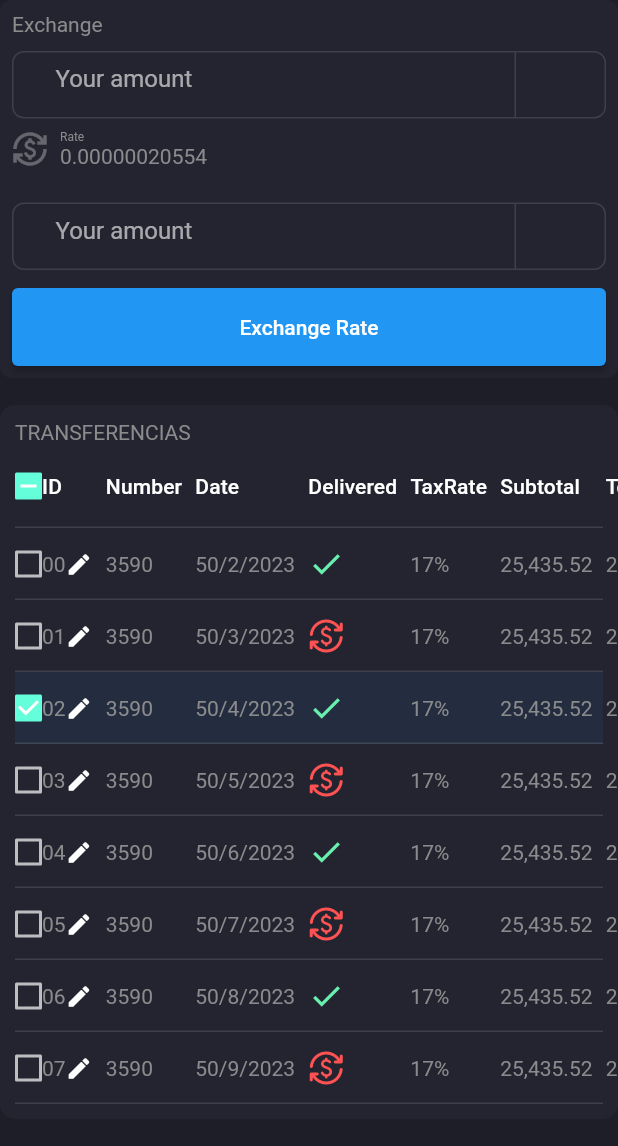
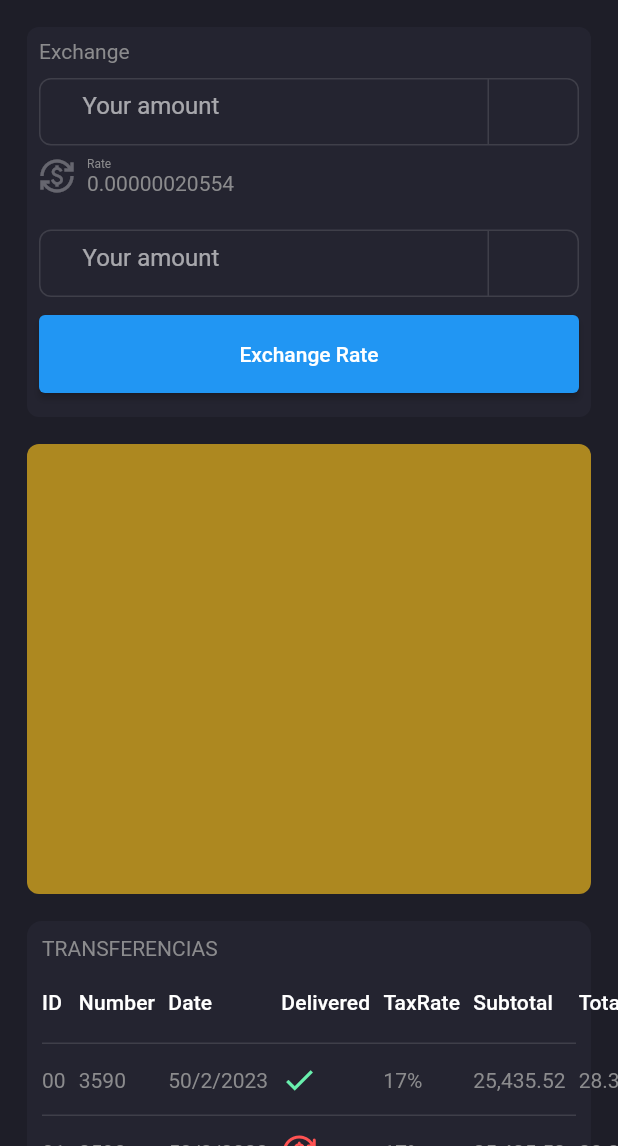
Before and after one commit to saidino84/moz888bet, a Flutter app: the screen it shows after launch, on a phone screen of 412 x 824 dp, the part 90-1236 px from its top. Run offline on Flutter 3.47's test engine with Material 2 defaults, Android fonts, the phone set to English and light mode, and no system bars; our stand-ins replace flutter_svg.

Commit message:
Responsive Layout Sucessfull suported

```diff
--- a/lib/app/ui/responsive/mobile_layout.dart
+++ b/lib/app/ui/responsive/mobile_layout.dart
@@ -0,0 +1,41 @@
+import 'package:flutter/material.dart';
+import 'package:moz888bet/app/ui/wallet/boxes/balancestatus/balancete.dart';
+import 'package:moz888bet/app/ui/wallet/boxes/exchange/exchangeui.dart';
+
+import '../wallet/components.dart';
+
+class MobileLayout extends StatelessWidget {
+  const MobileLayout({Key? key}) : super(key: key);
+
+  @override
+  Widget build(BuildContext context) {
+    Size size = MediaQuery.of(context).size;
+    return Scaffold(
+      body: Container(
+        child: SingleChildScrollView(
+          child: Column(
+            children: [
+              WalletAppBar(size),
+              Padding(
+                padding: const EdgeInsets.all(18.0),
+                child: Column(
+                  children: [
+                    ExchangeUi(),
+                    SizedBox(
+                      height: 18,
+                    ),
+                    BalanceStatus(),
+                    SizedBox(
+                      height: 18,
+                    ),
+                    TransfersUi()
+                  ],
+                ),
+              )
+            ],
+          ),
+        ),
+      ),
+    );
+  }
+}
--- a/lib/app/ui/wallet/boxes/balancestatus/balancete.dart
+++ b/lib/app/ui/wallet/boxes/balancestatus/balancete.dart
@@ -9,8 +9,12 @@ class BalanceStatus extends StatelessWidget {
   @override
   Widget build(BuildContext context) {
     return Container(
+      // height: 250,
+      constraints: BoxConstraints(maxHeight: 300, minHeight: 260),
+      // width: double.infinity,
       decoration: BoxDecoration(
-          color: WalletPalet.secondary, borderRadius: BorderRadius.circular(8)),
+          color: WalletPalet.yellowdown,
+          borderRadius: BorderRadius.circular(8)),
     );
   }
 }
--- a/lib/app/ui/wallet/boxes/exchange/exchangeui.dart
+++ b/lib/app/ui/wallet/boxes/exchange/exchangeui.dart
@@ -11,6 +11,7 @@ class ExchangeUi extends StatelessWidget {
   @override
   Widget build(BuildContext context) {
     return Container(
+      constraints: BoxConstraints(maxHeight: 260, minHeight: 200),
       padding: EdgeInsets.all(8),
       decoration: BoxDecoration(
           color: WalletPalet.secondary, borderRadius: BorderRadius.circular(8)),
--- a/lib/app/ui/wallet/boxes/transfers.dart
+++ b/lib/app/ui/wallet/boxes/transfers.dart
@@ -41,12 +41,12 @@ class TransfersUi extends StatelessWidget {
                 rows: List.generate(
                     8,
                     (index) => DataRow(
-                            selected: index == 2 ? true : false,
-                            onSelectChanged: (e) {
-                              print('Selected');
-                            },
+                            // selected: index == 2 ? true : false,
+                            // onSelectChanged: (e) {
+                            //   print('Selected');
+                            // },
                             cells: [
-                              DataCell(showEditIcon: true, Text('0$index')),
+                              DataCell(Text('0$index')),
                               DataCell(Text('${Random(4523).nextInt(7502)}')),
                               DataCell(Text(
                                   '${DateTime.now().day + Random(1).nextInt(30)}/${DateTime.now().month + index}/2023')),
--- a/lib/app/ui/wallet/wallet.dart
+++ b/lib/app/ui/wallet/wallet.dart
@@ -1,8 +1,4 @@
-import 'dart:math';
-
 import 'package:flutter/material.dart';
-import 'package:moz888bet/app/ui/responsive/responsive.dart';
-
 import 'components.dart';
 
 class WalletPage extends StatelessWidget {
@@ -13,20 +9,15 @@ class WalletPage extends StatelessWidget {
     Size size = MediaQuery.of(context).size;
     return Scaffold(
       body: Container(
-        // width: 100,
-
-        margin: !ResponsiveLayout.isMobile(context)
-            ? EdgeInsets.only(left: 35, top: 20)
-            : null,
+        margin: EdgeInsets.only(left: 35, top: 20),
         child: Row(
           crossAxisAlignment: CrossAxisAlignment.start,
           mainAxisAlignment: MainAxisAlignment.start,
           children: [
-            if (!ResponsiveLayout.isMobile(context))
-              Expanded(
-                flex: 2,
-                child: SideMenu(),
-              ),
+            Expanded(
+              flex: 2,
+              child: SideMenu(),
+            ),
             Expanded(
               flex: 7,
               child: Column(
--- a/lib/app/ui/wallet/wallet_toolbar/wallet_tolbar.dart
+++ b/lib/app/ui/wallet/wallet_toolbar/wallet_tolbar.dart
@@ -11,7 +11,10 @@ class WalletAppBar extends StatelessWidget {
   Widget build(BuildContext context) {
     return Container(
       decoration: BoxDecoration(color: WalletPalet.darkcolor),
-      constraints: BoxConstraints(maxHeight: size.height * 0.1, minHeight: 60),
+      // constraints: BoxConstraints(maxHeight: size.height * 0.1, minHeight: 60),
+      // constraints: BoxConstraints(maxHeight: size.height * 0.1, minHeight: 60),
+      height: 60,
+
       child: Row(
         children: [
           Text(
--- a/lib/main.dart
+++ b/lib/main.dart
@@ -1,7 +1,8 @@
-import 'package:flutter/cupertino.dart';
 import 'package:flutter/material.dart';
-import 'package:moz888bet/app/ui/aviator/dashbord.dart';
-import 'package:moz888bet/app/ui/wallet/wallet.dart';
+import 'package:moz888bet/app/ui/responsive/desktop_layout.dart';
+import 'package:moz888bet/app/ui/responsive/mobile_layout.dart';
+import 'package:moz888bet/app/ui/responsive/tablet_layout.dart';
+import 'package:moz888bet/app/ui/responsive/responsive.dart';
 import 'package:moz888bet/app/ui/wallet/wallet_pallets.dart';
 
 void main(List<String> args) {
@@ -22,7 +23,11 @@ class Moz888Bet extends StatelessWidget {
               .copyWith(
                   bodyText1: TextStyle(color: WalletPalet.bodyTextcolor),
                   bodyText2: TextStyle(color: WalletPalet.bodyTextcolor))),
-      home: WalletPage(),
+      home: ResponsiveLayout(
+        mobile: MobileLayout(),
+        desktop: DesktopLayout(),
+        tablet: TabletLayout(),
+      ),
     );
   }
 }
```
Also changed, not shown: lib/app/ui/responsive/desktop_layout.dart (+47 -1 lines), lib/app/ui/responsive/tablet_layout.dart (+34 -1 lines), lib/app/ui/wallet/sidemenu/sidemenus.dart (+6 -1 lines).
